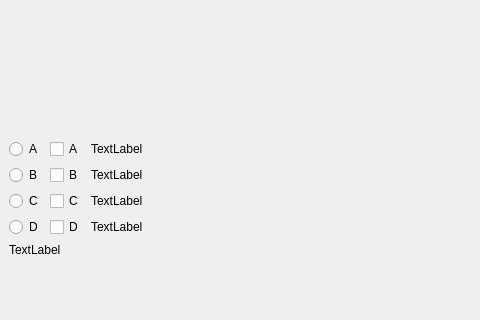
The window that mainui.ui (ericCHxia/mayuan) describes before a commit, drawn with Qt 5; both pictures show x 0 to 480 and y 183 to 503 of the 815 by 503 pixel window.
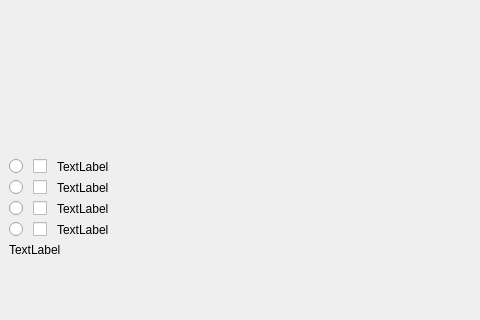
The same window after the commit.

Commit message: 修改选项选项错误

Patch:
```diff
--- a/mainui.ui
+++ b/mainui.ui
@@ -127,27 +127,39 @@
        <layout class="QHBoxLayout" name="horizontalLayout">
         <item>
          <widget class="QRadioButton" name="radioButton_A">
+          <property name="minimumSize">
+           <size>
+            <width>18</width>
+            <height>0</height>
+           </size>
+          </property>
           <property name="maximumSize">
            <size>
-            <width>35</width>
+            <width>18</width>
             <height>16777215</height>
            </size>
           </property>
           <property name="text">
-           <string>A</string>
+           <string/>
           </property>
          </widget>
         </item>
         <item>
          <widget class="QCheckBox" name="checkBox_A">
+          <property name="minimumSize">
+           <size>
+            <width>18</width>
+            <height>0</height>
+           </size>
+          </property>
           <property name="maximumSize">
            <size>
-            <width>35</width>
+            <width>18</width>
             <height>16777215</height>
            </size>
           </property>
           <property name="text">
-           <string>A</string>
+           <string/>
           </property>
          </widget>
         </item>
@@ -167,27 +179,39 @@
        <layout class="QHBoxLayout" name="horizontalLayout_3">
         <item>
          <widget class="QRadioButton" name="radioButton_B">
+          <property name="minimumSize">
+           <size>
+            <width>18</width>
+            <height>0</height>
+           </size>
+          </property>
           <property name="maximumSize">
            <size>
-            <width>35</width>
+            <width>18</width>
             <height>16777215</height>
            </size>
           </property>
           <property name="text">
-           <string>B</string>
+           <string/>
           </property>
          </widget>
         </item>
         <item>
          <widget class="QCheckBox" name="checkBox_B">
+          <property name="minimumSize">
+           <size>
+            <width>18</width>
+            <height>0</height>
+           </size>
+          </property>
           <property name="maximumSize">
            <size>
-            <width>35</width>
+            <width>18</width>
             <height>16777215</height>
            </size>
           </property>
           <property name="text">
-           <string>B</string>
+           <string/>
           </property>
          </widget>
         </item>
@@ -207,27 +231,39 @@
        <layout class="QHBoxLayout" name="horizontalLayout_4">
         <item>
          <widget class="QRadioButton" name="radioButton_C">
+          <property name="minimumSize">
+           <size>
+            <width>18</width>
+            <height>0</height>
+           </size>
+          </property>
           <property name="maximumSize">
            <size>
-            <width>35</width>
+            <width>18</width>
             <height>16777215</height>
            </size>
           </property>
           <property name="text">
-           <string>C</string>
+           <string/>
           </property>
          </widget>
         </item>
         <item>
          <widget class="QCheckBox" name="checkBox_C">
+          <property name="minimumSize">
+           <size>
+            <width>18</width>
+            <height>0</height>
+           </size>
+          </property>
           <property name="maximumSize">
            <size>
-            <width>35</width>
+            <width>18</width>
             <height>16777215</height>
            </size>
           </property>
           <property name="text">
-           <string>C</string>
+           <string/>
           </property>
          </widget>
         </item>
@@ -247,27 +283,39 @@
        <layout class="QHBoxLayout" name="horizontalLayout_5">
         <item>
          <widget class="QRadioButton" name="radioButton_D">
+          <property name="minimumSize">
+           <size>
+            <width>18</width>
+            <height>0</height>
+           </size>
+          </property>
           <property name="maximumSize">
            <size>
-            <width>35</width>
+            <width>18</width>
             <height>16777215</height>
            </size>
           </property>
           <property name="text">
-           <string>D</string>
+           <string/>
           </property>
          </widget>
         </item>
         <item>
          <widget class="QCheckBox" name="checkBox_D">
+          <property name="minimumSize">
+           <size>
+            <width>18</width>
+            <height>0</height>
+           </size>
+          </property>
           <property name="maximumSize">
            <size>
-            <width>35</width>
+            <width>18</width>
             <height>16777215</height>
            </size>
           </property>
           <property name="text">
-           <string>D</string>
+           <string/>
           </property>
          </widget>
         </item>
```
The commit also changes 2 other files.
